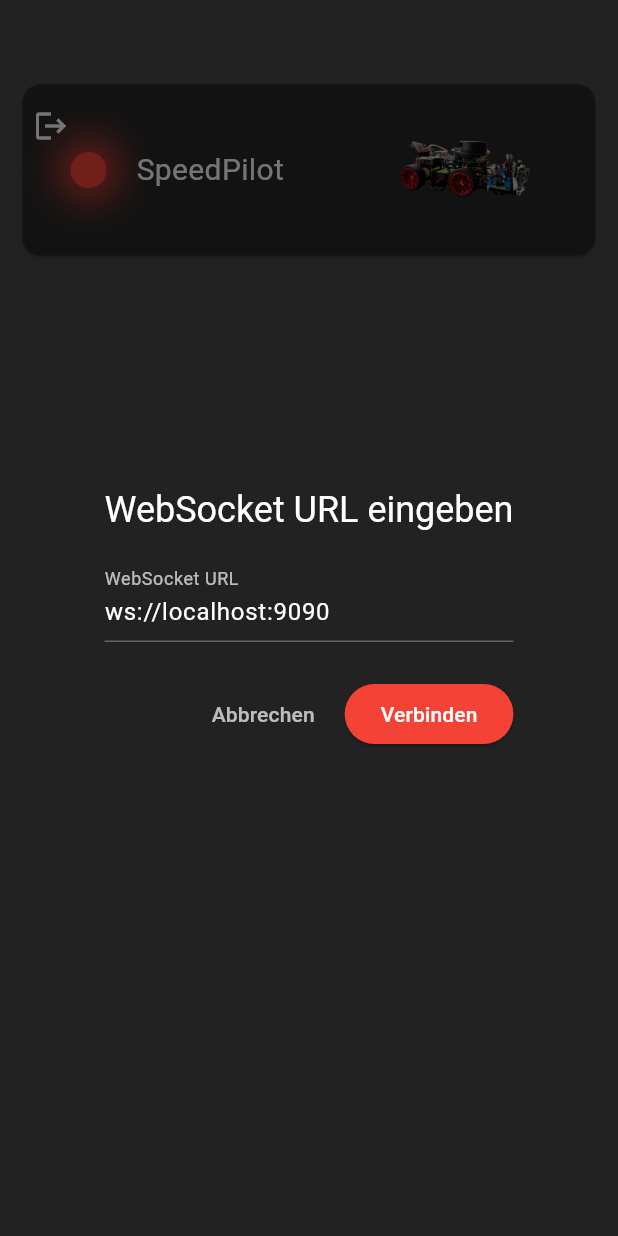
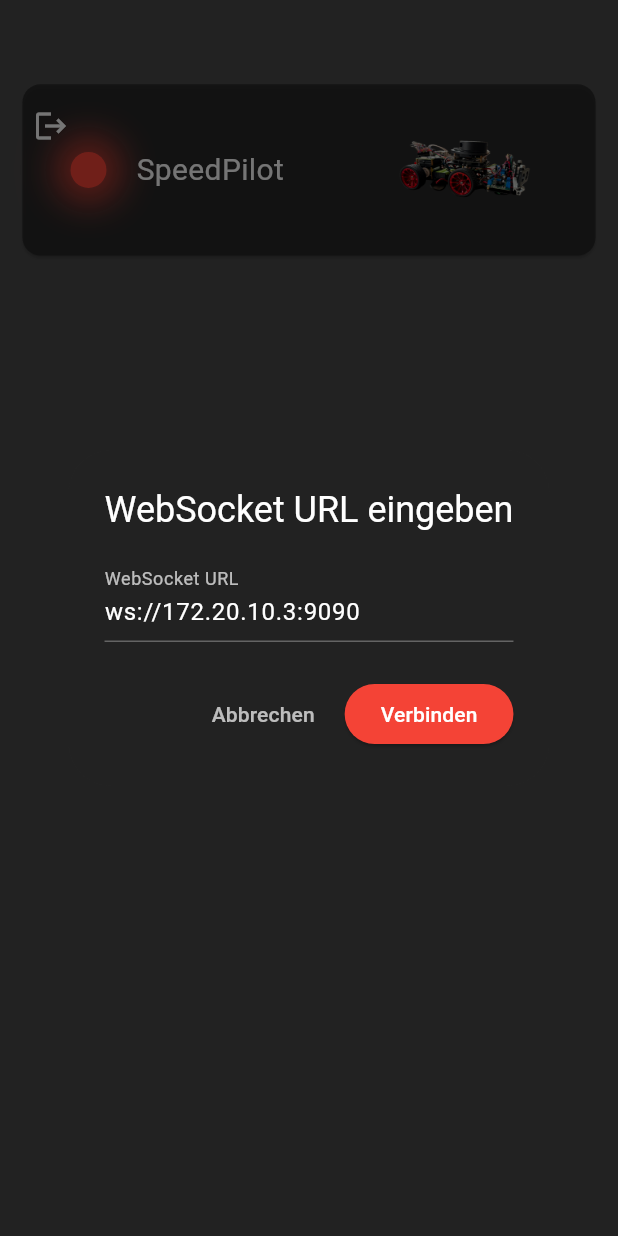
Before and after one commit to tobiassng/speedpilot, a Flutter app: the screen it shows after launch, after a tap on "SpeedPilot", on a phone screen of 412 x 824 dp. Run offline on Flutter 3.47's test engine with Material 3 defaults, Android fonts, the phone set to English and light mode, and no system bars; our stand-ins replace syncfusion_flutter_gauges; missing offline and left inert: flutter_joystick; project files that could hold a hidden picture were left out.

Commit message:
Update device_list.dart

```diff
--- a/lib/starting_page/features/device_list.dart
+++ b/lib/starting_page/features/device_list.dart
@@ -116,7 +116,7 @@
             margin: const EdgeInsets.symmetric(vertical: 15, horizontal: 15),
             child: InkWell(
               onTap: () async {
-                String defaultUrl = 'ws://localhost:9090';
+                String defaultUrl = 'ws://172.20.10.3:9090';
                 final controller = TextEditingController(text: defaultUrl);
 
                 String? url = await showDialog<String>(
```
